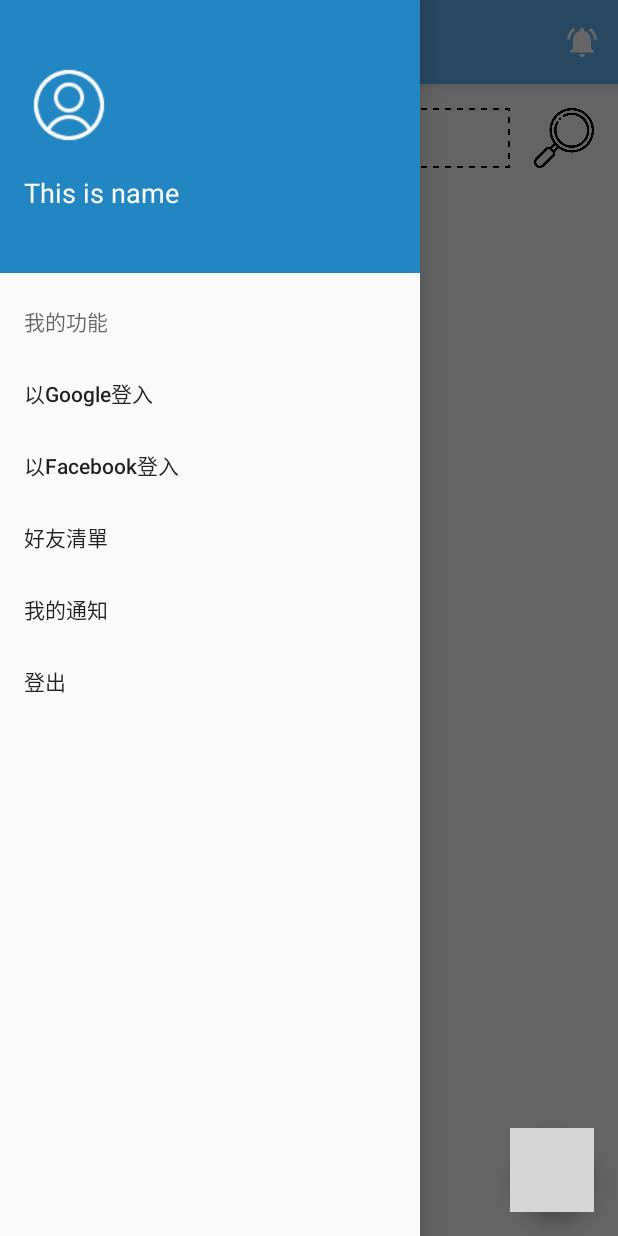
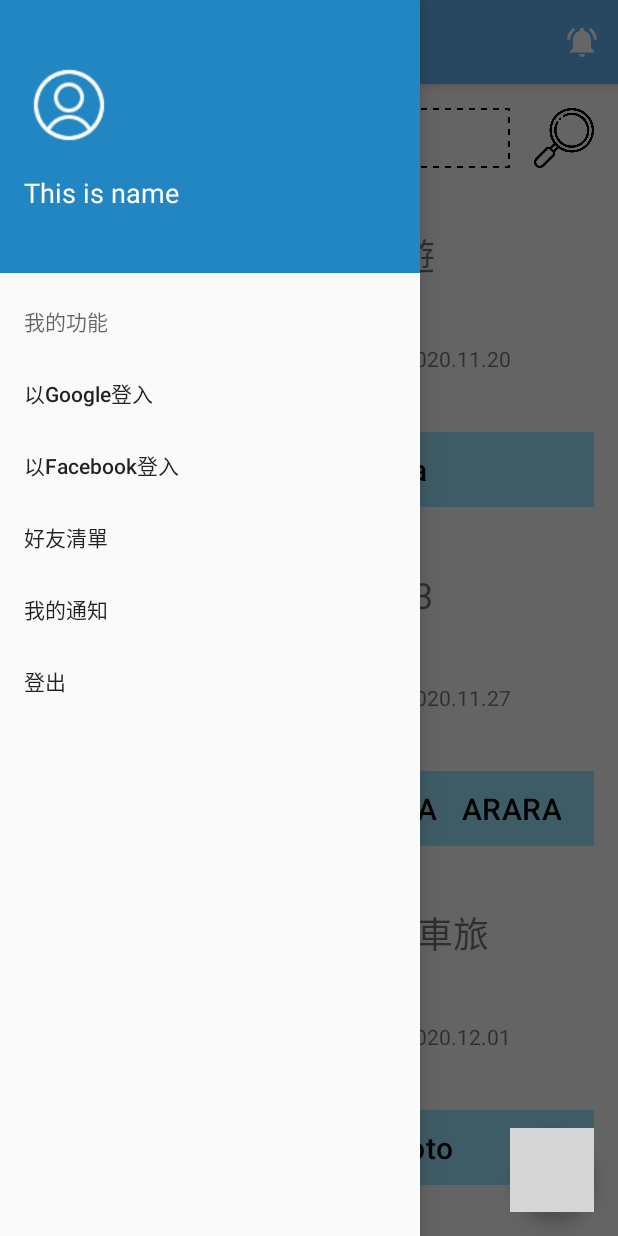
Before and after one commit to scute0001/TripTrip, an Android app: the screen it shows after launch (MainActivity), with the side drawer open, on a phone screen of 412 x 824 dp. Run offline under Robolectric (Android 15) with nearby library versions, the phone set to English and light mode, and no system bars; our stand-ins replace Firebase (no records; nobody signed in at launch, a user with empty details on screens opened directly), data binding, navigation-ui; pictures from the network do not load; Roboto replaces fonts that are not available here; grey boxes are pictures that could not be loaded.

Commit message:
completed show trips data on trips

```diff
--- a/app/build.gradle
+++ b/app/build.gradle
@@ -79,4 +79,7 @@ dependencies {
     // Import the BoM for the Firebase platform
     implementation platform('com.google.firebase:firebase-bom:26.0.0')
 
+    // Material Components for Android
+    implementation 'com.google.android.material:material:<version>'
+
 }
--- a/app/src/main/AndroidManifest.xml
+++ b/app/src/main/AndroidManifest.xml
@@ -1,6 +1,8 @@
 <?xml version="1.0" encoding="utf-8"?>
 <manifest xmlns:android="http://schemas.android.com/apk/res/android"
     package="com.emil.triptrip">
+
+    <uses-permission android:name="android.permission.INTERNET"/>
 
     <application
         android:allowBackup="true"
--- /dev/null
+++ b/app/src/main/java/com/emil/triptrip/BindingAdapter.kt
@@ -0,0 +1,34 @@
+package com.emil.triptrip
+
+import android.widget.ImageView
+import android.widget.TextView
+import androidx.core.net.toUri
+import androidx.databinding.BindingAdapter
+import com.bumptech.glide.Glide
+import com.bumptech.glide.request.RequestOptions
+import java.text.SimpleDateFormat
+
+/**
+ * Uses the Glide library to load an image by URL into an [ImageView]
+ */
+@BindingAdapter("imageUrl")
+fun bindImage(imgView: ImageView, imgUrl: String?) {
+    imgUrl?.let {
+        val imgUri = it.toUri().buildUpon().scheme("https").build()
+        Glide.with(imgView.context)
+            .load(imgUri)
+            .apply(
+                RequestOptions()
+//                    .placeholder(R.drawable.ic_placeholder)
+//                    .error(R.drawable.ic_placeholder)
+                    )
+            .into(imgView)
+    }
+}
+
+
+@BindingAdapter("timeTransfer")
+fun convertLongToDateString(textView: TextView, systemTime: Long){
+    textView.text = SimpleDateFormat("yyyy.MM.dd")
+        .format(systemTime)
+}
--- a/app/src/main/java/com/emil/triptrip/database/Trip.kt
+++ b/app/src/main/java/com/emil/triptrip/database/Trip.kt
@@ -13,6 +13,8 @@ data class Trip(
     var attendUserList: MutableList<AttendUser>? = null,
     var dayKeyList: MutableList<DayKey>? = null,
     // route line class, wait addition
-    var private: Boolean? = true
+    var private: Boolean? = true,
+    var mainImg: String? = null
 ): Parcelable {
+
 }
--- a/app/src/main/java/com/emil/triptrip/ui/MyTripsFragment.kt
+++ b/app/src/main/java/com/emil/triptrip/ui/MyTripsFragment.kt
@@ -6,6 +6,8 @@ import androidx.fragment.app.Fragment
 import android.view.LayoutInflater
 import android.view.View
 import android.view.ViewGroup
+import androidx.lifecycle.Observer
+import androidx.lifecycle.ViewModelProvider
 import com.emil.triptrip.database.AttendUser
 import com.emil.triptrip.database.DayKey
 import com.emil.triptrip.database.SpotTag
@@ -22,14 +24,27 @@ class MyTripsFragment : Fragment() {
         inflater: LayoutInflater, container: ViewGroup?,
         savedInstanceState: Bundle?
     ): View? {
+        // data binding
         val binding = MyTripsFragmentBinding.inflate(inflater, container, false)
+        binding.lifecycleOwner = this
+
+        // setup viewModel
+        val app = requireNotNull(activity).application
+        val viewModelFactory = MyTripsViewModelFactory(app)
+        viewModel = ViewModelProvider(this, viewModelFactory).get(MyTripsViewModel::class.java)
+        binding.viewModel = viewModel
 
 
+        // setup recyclerView adapter
+        val adapter = TripsAdapter(viewModel)
+        binding.recyclerTrips.adapter = adapter
 
-
-
-
-
+        // submit trips data to recyclerView
+        viewModel.tripsData.observe(viewLifecycleOwner, Observer { trips ->
+            if (trips != null) {
+                adapter.submitList(trips)
+            }
+        })
 
 
 
@@ -40,6 +55,12 @@ class MyTripsFragment : Fragment() {
 //        binding.button2.setOnClickListener {
 //            testFirebaseSPOTTAG()
 //        }
+
+        ///////////////////// use floating btn set fake data
+        binding.buttonAddTrip.setOnClickListener {
+            viewModel.fakeData()
+        }
+        /////////////////////
 
 
         return binding.root
--- a/app/src/main/java/com/emil/triptrip/ui/MyTripsViewModel.kt
+++ b/app/src/main/java/com/emil/triptrip/ui/MyTripsViewModel.kt
@@ -1,7 +1,68 @@
 package com.emil.triptrip.ui
 
+import android.app.Application
+import android.util.Log
+import androidx.lifecycle.AndroidViewModel
+import androidx.lifecycle.LiveData
+import androidx.lifecycle.MutableLiveData
 import androidx.lifecycle.ViewModel
+import com.emil.triptrip.database.AttendUser
+import com.emil.triptrip.database.DayKey
+import com.emil.triptrip.database.Trip
 
-class MyTripsViewModel : ViewModel() {
-    // TODO: Implement the ViewModel
+class MyTripsViewModel(app: Application) : AndroidViewModel(app) {
+
+    private val _tripsData = MutableLiveData<List<Trip>>()
+    val tripsData: LiveData<List<Trip>>
+        get() = _tripsData
+
+    init {
+        fakeData()
+    }
+
+
+    // Create Fake data
+    fun fakeData() {
+        val fakeTrips = mutableListOf<Trip>()
+
+        val testData1 = Trip(
+            title = "民主聖地五日遊",
+            startTime = 1605850702139,
+            stopTime = 1605850702139,
+            status = 0,
+            attendUserList = mutableListOf(AttendUser(userId = "Emil"), AttendUser(userId = "Nori"), AttendUser(userId = "Rukka")),
+            dayKeyList = mutableListOf(DayKey("Day1QQ","Day2QQ"),DayKey("Day3QQ")),
+            private = true,
+            mainImg = "https://www.taiwan.net.tw/att/1/big_scenic_spots/pic_R29_12.jpg"
+        )
+
+        val testData2 = Trip(
+            title = "阿拉花瓜C8763",
+            startTime = System.currentTimeMillis(),
+            stopTime = System.currentTimeMillis(),
+            status = 0,
+            attendUserList = mutableListOf(AttendUser(userId = "TEAR"), AttendUser(userId = "MAMAMIYA"), AttendUser(userId = "ARARA")),
+            dayKeyList = mutableListOf(DayKey("Day1GG","Day2GG"),DayKey("Day3GG")),
+            private = true,
+            mainImg = "https://i.imgur.com/PfFPryx.jpg"
+        )
+
+        val testData3 = Trip(
+            title = "真心不騙老司機上車旅",
+            startTime = 1605859702139,
+            stopTime = 1606859702139,
+            status = 0,
+            attendUserList = mutableListOf(AttendUser(userId = "Gary"), AttendUser(userId = "BigGuy"), AttendUser(userId = "Moto")),
+            dayKeyList = mutableListOf(DayKey("Day1GG","Day2GG"),DayKey("Day3GG")),
+            private = true,
+            mainImg = "https://api.appworks-school.tw/assets/201807242232/0.jpg"
+        )
+        fakeTrips.add(testData1)
+        fakeTrips.add(testData2)
+        fakeTrips.add(testData3)
+
+        _tripsData.value = fakeTrips
+    }
+
+
 }
--- /dev/null
+++ b/app/src/main/java/com/emil/triptrip/ui/MyTripsViewModelFactory.kt
@@ -0,0 +1,15 @@
+package com.emil.triptrip.ui
+
+import android.app.Application
+import androidx.lifecycle.ViewModel
+import androidx.lifecycle.ViewModelProvider
+import java.lang.IllegalArgumentException
+
+class MyTripsViewModelFactory(private val application: Application): ViewModelProvider.Factory {
+    override fun <T : ViewModel?> create(modelClass: Class<T>): T {
+        if (modelClass.isAssignableFrom(MyTripsViewModel::class.java)) {
+            return MyTripsViewModel(application) as T
+        }
+        throw IllegalArgumentException("Unknown ViewModel")
+    }
+}
--- /dev/null
+++ b/app/src/main/java/com/emil/triptrip/ui/TripsAdapter.kt
@@ -0,0 +1,52 @@
+package com.emil.triptrip.ui
+
+import android.util.Log
+import android.view.LayoutInflater
+import android.view.ViewGroup
+import androidx.recyclerview.widget.DiffUtil
+import androidx.recyclerview.widget.ListAdapter
+import androidx.recyclerview.widget.RecyclerView
+import com.emil.triptrip.database.Trip
+import com.emil.triptrip.databinding.ListTripsBinding
+
+
+class TripsAdapter(val viewModel: MyTripsViewModel): ListAdapter<Trip, TripViewHolder>(DiffCallback()) {
+    override fun onCreateViewHolder(parent: ViewGroup, viewType: Int): TripViewHolder {
+        return TripViewHolder.from(parent)
+    }
+
+    override fun onBindViewHolder(holder: TripViewHolder, position: Int) {
+        holder.bind(viewModel, getItem(position))
+    }
+}
+
+class TripViewHolder(val binding: ListTripsBinding): RecyclerView.ViewHolder(binding.root) {
+    fun bind(viewModel: MyTripsViewModel, item: Trip) {
+        Log.i("item", "item is $item")
+        binding.tripData = item
+
+        val adapter = UsersAdapter()
+        binding.recyclerListAttendUsers.adapter = adapter
+        adapter.submitList(item.attendUserList)
+
+    }
+    companion object {
+        fun from(parent: ViewGroup): TripViewHolder{
+            val inflater = LayoutInflater.from(parent.context)
+            val binding = ListTripsBinding.inflate(inflater, parent, false)
+            return TripViewHolder(binding)
+        }
+    }
+
+}
+
+
+class DiffCallback: DiffUtil.ItemCallback<Trip>() {
+    override fun areItemsTheSame(oldItem: Trip, newItem: Trip): Boolean {
+        return oldItem.id == newItem.id
+    }
+
+    override fun areContentsTheSame(oldItem: Trip, newItem: Trip): Boolean {
+        return oldItem == newItem
+    }
+}
--- /dev/null
+++ b/app/src/main/java/com/emil/triptrip/ui/UsersAdapter.kt
@@ -0,0 +1,46 @@
+package com.emil.triptrip.ui
+
+import android.view.LayoutInflater
+import android.view.ViewGroup
+import androidx.recyclerview.widget.DiffUtil
+import androidx.recyclerview.widget.ListAdapter
+import androidx.recyclerview.widget.RecyclerView
+import com.emil.triptrip.database.AttendUser
+import com.emil.triptrip.databinding.ListAttendUserBinding
+
+
+class UsersAdapter(): ListAdapter<AttendUser, UsersViewHolder>(UsersDiffCallback()) {
+    override fun onCreateViewHolder(parent: ViewGroup, viewType: Int): UsersViewHolder {
+        return UsersViewHolder.from(parent)
+    }
+
+    override fun onBindViewHolder(holder: UsersViewHolder, position: Int) {
+        holder.bind(getItem(position))
+    }
+}
+
+class UsersViewHolder(val binding: ListAttendUserBinding): RecyclerView.ViewHolder(binding.root) {
+    fun bind(item: AttendUser) {
+        binding.user = item
+
+    }
+    companion object {
+        fun from(parent: ViewGroup): UsersViewHolder{
+            val inflater = LayoutInflater.from(parent.context)
+            val binding = ListAttendUserBinding.inflate(inflater, parent, false)
+            return UsersViewHolder(binding)
+        }
+    }
+
+}
+
+
+class UsersDiffCallback: DiffUtil.ItemCallback<AttendUser>() {
+    override fun areItemsTheSame(oldItem: AttendUser, newItem: AttendUser): Boolean {
+        return oldItem.userId == newItem.userId
+    }
+
+    override fun areContentsTheSame(oldItem: AttendUser, newItem: AttendUser): Boolean {
+        return oldItem == newItem
+    }
+}
--- a/app/src/main/res/layout/list_attend_user.xml
+++ b/app/src/main/res/layout/list_attend_user.xml
@@ -4,25 +4,28 @@
     xmlns:tools="http://schemas.android.com/tools">
 
     <data>
-
+        <variable
+            name="user"
+            type="com.emil.triptrip.database.AttendUser" />
     </data>
 
     <androidx.constraintlayout.widget.ConstraintLayout
         android:layout_width="wrap_content"
-        android:layout_height="wrap_content">
+        android:layout_height="50dp">
 
-        <com.google.android.material.chip.Chip
-            android:id="@+id/chip"
+        <TextView
             android:layout_width="wrap_content"
             android:layout_height="wrap_content"
-            android:layout_marginEnd="8dp"
+            android:layout_marginEnd="16dp"
+            android:text="@{user.userId}"
+            android:fontFamily="@font/noto_sans"
             android:textColor="@color/black"
-            android:textSize="20sp"
-            app:chipIcon="@drawable/ic_nav_profile"
+            style="@style/TextAppearance.MaterialComponents.Headline6"
+            android:gravity="center"
             app:layout_constraintBottom_toBottomOf="parent"
             app:layout_constraintEnd_toEndOf="parent"
             app:layout_constraintStart_toStartOf="parent"
-            app:layout_constraintTop_toTopOf="parent"
-            tools:text="喵喵" />
+            app:layout_constraintTop_toTopOf="parent" />
+
     </androidx.constraintlayout.widget.ConstraintLayout>
 </layout>
--- a/app/src/main/res/layout/list_trips.xml
+++ b/app/src/main/res/layout/list_trips.xml
@@ -4,7 +4,9 @@
     xmlns:android="http://schemas.android.com/apk/res/android">
 
     <data>
-
+        <variable
+            name="tripData"
+            type="com.emil.triptrip.database.Trip" />
     </data>
 
     <androidx.constraintlayout.widget.ConstraintLayout
@@ -15,13 +17,14 @@
         <ImageView
             android:id="@+id/image_main"
             android:layout_width="wrap_content"
-            android:layout_height="140dp"
+            android:layout_height="160dp"
             android:alpha="0.5"
-            android:scaleType="centerCrop"
+            android:scaleType="center"
             app:layout_constraintEnd_toEndOf="parent"
             app:layout_constraintStart_toStartOf="parent"
             app:layout_constraintTop_toTopOf="parent"
-            tools:srcCompat="@tools:sample/backgrounds/scenic" />
+            tools:srcCompat="@tools:sample/backgrounds/scenic"
+            app:imageUrl="@{tripData.mainImg}"/>
 
         <TextView
             android:id="@+id/text_trips_title"
@@ -29,6 +32,7 @@
             android:layout_height="wrap_content"
             android:layout_marginTop="24dp"
             android:textSize="24sp"
+            android:text="@{tripData.title}"
             android:fontFamily="@font/architects_daughter"
             app:layout_constraintEnd_toEndOf="parent"
             app:layout_constraintHorizontal_bias="0.5"
@@ -56,7 +60,8 @@
             app:layout_constraintHorizontal_bias="0.5"
             app:layout_constraintStart_toStartOf="parent"
             app:layout_constraintTop_toBottomOf="@+id/text_trips_title"
-            tools:text="2000.01.01"/>
+            tools:text="2000.01.01"
+            app:timeTransfer="@{tripData.startTime}"/>
 
         <TextView
             android:id="@+id/text_stop_date"
@@ -67,25 +72,44 @@
             app:layout_constraintHorizontal_bias="0.5"
             app:layout_constraintStart_toEndOf="@+id/text_dash"
             app:layout_constraintTop_toTopOf="@+id/text_dash"
+            app:timeTransfer="@{tripData.stopTime}"
             tools:text="2000.01.05"/>
 
         <androidx.constraintlayout.widget.ConstraintLayout
             android:layout_width="0dp"
-            android:layout_height="60dp"
+            android:layout_height="50dp"
+            android:layout_marginBottom="16dp"
+            android:background="@color/colorAccent"
             app:layout_constraintBottom_toBottomOf="parent"
             app:layout_constraintEnd_toEndOf="parent"
             app:layout_constraintStart_toStartOf="parent"
             app:layout_constraintTop_toBottomOf="@+id/image_main">
 
+            <TextView
+                android:id="@+id/text_attend_title"
+                android:layout_width="wrap_content"
+                android:layout_height="0dp"
+                android:layout_marginStart="16dp"
+                android:text="@string/attend_user"
+                style="@style/TextAppearance.MaterialComponents.Headline6"
+                android:textColor="@color/black"
+                android:textStyle="bold"
+                android:fontFamily="@font/noto_sans"
+                android:gravity="center"
+                app:layout_constraintBottom_toBottomOf="parent"
+                app:layout_constraintStart_toStartOf="parent"
+                app:layout_constraintTop_toTopOf="parent" />
+
             <androidx.recyclerview.widget.RecyclerView
-                android:id="@+id/list_attend_users"
-                android:layout_width="match_parent"
-                android:layout_height="match_parent"
+                android:id="@+id/recycler_list_attend_users"
+                android:layout_width="0dp"
+                android:layout_height="0dp"
+                android:layout_marginStart="16dp"
+                android:orientation="horizontal"
                 app:layoutManager="androidx.recyclerview.widget.LinearLayoutManager"
-                android:orientation="horizontal"
                 app:layout_constraintBottom_toBottomOf="parent"
                 app:layout_constraintEnd_toEndOf="parent"
-                app:layout_constraintStart_toStartOf="parent"
+                app:layout_constraintStart_toEndOf="@+id/text_attend_title"
                 app:layout_constraintTop_toTopOf="parent" />
         </androidx.constraintlayout.widget.ConstraintLayout>
 
--- a/app/src/main/res/layout/my_trips_fragment.xml
+++ b/app/src/main/res/layout/my_trips_fragment.xml
@@ -4,6 +4,9 @@
     xmlns:tools="http://schemas.android.com/tools">
 
     <data>
+        <variable
+            name="viewModel"
+            type="com.emil.triptrip.ui.MyTripsViewModel" />
 
     </data>
 
--- a/app/src/main/res/values/strings.xml
+++ b/app/src/main/res/values/strings.xml
@@ -3,4 +3,5 @@
     <string name="navigation_drawer_open">Open navigation drawer</string>
     <string name="navigation_drawer_close">Close navigation drawer</string>
     <string name="search_trip">Search trip</string>
+    <string name="attend_user">參與者:</string>
 </resources>
```
